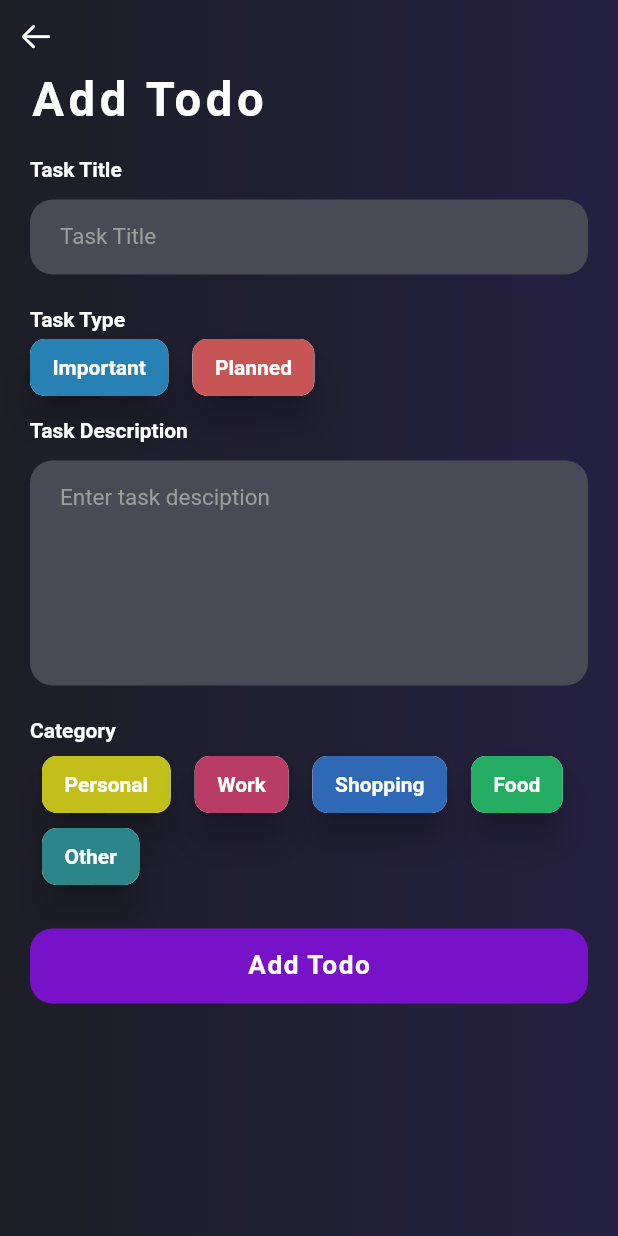
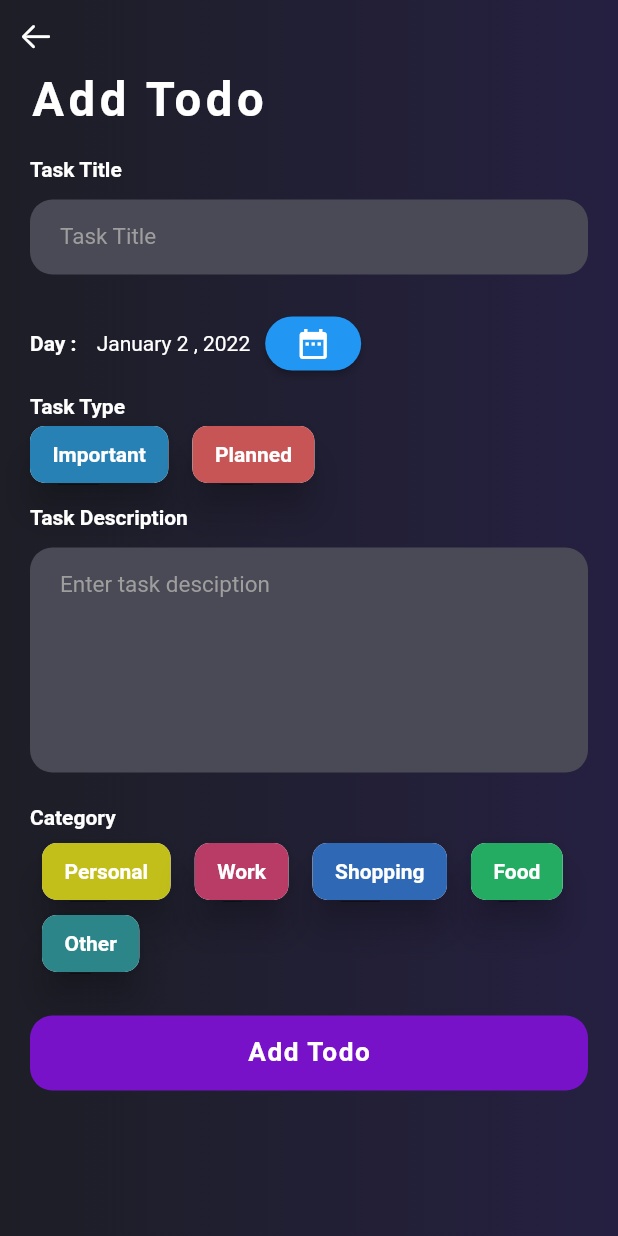
Before and after one commit to AshishSalaskar1/Flutter_Firebase_Todo_App, a Flutter app: the AddTodo screen opened directly, on a phone screen of 412 x 824 dp. Run offline on Flutter 3.47's test engine with Material 2 defaults, Android fonts, the phone set to English and light mode, and no system bars; our stand-ins replace cloud_firestore, firebase_auth, firebase_core, flutter_secure_storage, flutter_svg, google_sign_in and 1 more; accounts and stored records are empty.

```diff
--- a/lib/pages/add_todo.dart
+++ b/lib/pages/add_todo.dart
@@ -1,4 +1,4 @@
-// ignore_for_file: prefer_const_constructors
+// ignore_for_file: prefer_const_constructors, curly_braces_in_flow_control_structures
 
 import 'package:cloud_firestore/cloud_firestore.dart';
 import 'package:firebase_auth/firebase_auth.dart';
@@ -20,6 +20,41 @@ class _AddTodoState extends State<AddTodo> {
   TextEditingController _descriptionController = TextEditingController();
   String selType = "";
   String selCategory = "";
+  DateTime selectedDate = DateTime.now();
+  List<String> months = [
+    'Dummy',
+    'January',
+    'February',
+    'March',
+    'April',
+    'May',
+    'June',
+    'July',
+    'August',
+    'September',
+    'October',
+    'November',
+    'December'
+  ];
+
+  _selectDate(BuildContext context) async {
+    final DateTime? picked = await showDatePicker(
+      context: context,
+      initialDate: selectedDate, // Refer step 1
+      firstDate: DateTime(2000),
+      lastDate: DateTime(2025),
+    );
+    if (picked != null && picked != selectedDate)
+      setState(() {
+        selectedDate = picked;
+      });
+  }
+
+  String getDayfromDate(DateTime date) {
+    String res = "";
+    res = res + months[date.month] +" "+date.day.toString()+ " , "+date.year.toString();
+    return res;
+  }
 
   @override
   Widget build(BuildContext context) {
@@ -45,6 +80,8 @@ class _AddTodoState extends State<AddTodo> {
                 "Task Title".text.semiBold.white.make().px20(),
                 TitleField(context),
                 SizedBox(height: 10),
+                DatePicker(context),
+                SizedBox(height: 10),
                 "Task Type".text.semiBold.white.make().px20(),
                 Row(
                   children: [
@@ -66,12 +103,32 @@ class _AddTodoState extends State<AddTodo> {
                 ]).px20().py4(),
                 SizedBox(height: 20),
                 AddTodoButton(context),
-                SizedBox(height: 80)
+                SizedBox(height: 80),
               ],
             ),
           ),
         ).hFull(context).wFull(context),
       ),
+    );
+  }
+
+  Widget DatePicker(BuildContext context) {
+    return Container(
+      child: Row(
+        children: [
+          "Day : ".text.white.semiBold.make(),
+          SizedBox(width: 10),
+          getDayfromDate(selectedDate).text.white.make(),
+          SizedBox(width: 10),
+          ElevatedButton(
+              style: ButtonStyle(
+                  shape: MaterialStateProperty.all<RoundedRectangleBorder>(
+                      RoundedRectangleBorder(
+                          borderRadius: BorderRadius.circular(50.0)))),
+              onPressed: () => _selectDate(context),
+              child: Icon(Icons.date_range, color: Colors.white)),
+        ],
+      ).px20(),
     );
   }
 
@@ -88,14 +145,15 @@ class _AddTodoState extends State<AddTodo> {
           "description": _descriptionController.text,
           "type": selType.isNotEmpty ? selType : "Important",
           "category": selCategory.isNotEmpty ? selCategory : "Other",
-          "completed": false
+          "completed": false,
+          "addedDate": selectedDate
         };
         if (_titleController.text.isNotEmpty) {
           firestoreAuth
-            .collection("users")
-            .doc(FirebaseAuth.instance.currentUser!.email.toString())
-            .collection("/todo")
-            .add(todoData);
+              .collection("users")
+              .doc(FirebaseAuth.instance.currentUser!.email.toString())
+              .collection("/todo")
+              .add(todoData);
           Navigator.pushAndRemoveUntil(
               context,
               MaterialPageRoute(builder: (builder) => HomePage()),
```
